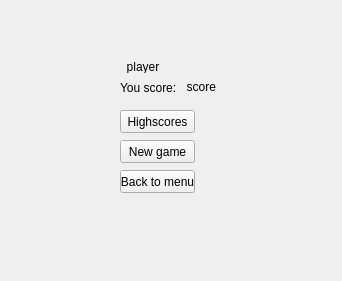
Qt form code/wgt_pages/page_score.ui (fostfox/snake_game) before a commit.
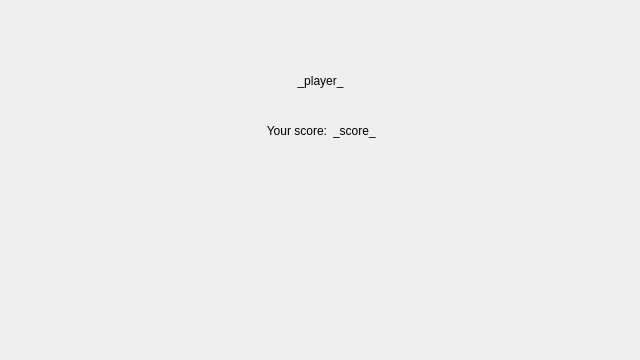
The same form after that commit.

```diff
--- a/code/wgt_pages/page_score.ui
+++ b/code/wgt_pages/page_score.ui
@@ -6,91 +6,321 @@
    <rect>
     <x>0</x>
     <y>0</y>
-    <width>342</width>
-    <height>281</height>
+    <width>640</width>
+    <height>360</height>
    </rect>
   </property>
   <property name="windowTitle">
    <string>Form</string>
   </property>
-  <widget class="QPushButton" name="button_newGame">
-   <property name="geometry">
-    <rect>
-     <x>120</x>
-     <y>140</y>
-     <width>75</width>
-     <height>23</height>
-    </rect>
-   </property>
-   <property name="text">
-    <string>New game</string>
-   </property>
-  </widget>
-  <widget class="QLabel" name="label">
-   <property name="geometry">
-    <rect>
-     <x>120</x>
-     <y>80</y>
-     <width>61</width>
-     <height>16</height>
-    </rect>
-   </property>
-   <property name="text">
-    <string>You score:</string>
-   </property>
-  </widget>
-  <widget class="QPushButton" name="button_backMenu">
-   <property name="geometry">
-    <rect>
-     <x>120</x>
-     <y>170</y>
-     <width>75</width>
-     <height>23</height>
-    </rect>
-   </property>
-   <property name="text">
-    <string>Back to menu</string>
-   </property>
-  </widget>
-  <widget class="QPushButton" name="button_highscores">
-   <property name="geometry">
-    <rect>
-     <x>120</x>
-     <y>110</y>
-     <width>75</width>
-     <height>23</height>
-    </rect>
-   </property>
-   <property name="text">
-    <string>Highscores</string>
-   </property>
-  </widget>
-  <widget class="QLabel" name="label_score">
-   <property name="geometry">
-    <rect>
-     <x>180</x>
-     <y>80</y>
-     <width>47</width>
-     <height>13</height>
-    </rect>
-   </property>
-   <property name="text">
-    <string>_score_</string>
-   </property>
-  </widget>
-  <widget class="QLabel" name="label_player">
-   <property name="geometry">
-    <rect>
-     <x>120</x>
-     <y>60</y>
-     <width>47</width>
-     <height>13</height>
-    </rect>
-   </property>
-   <property name="text">
-    <string>_player_</string>
-   </property>
-  </widget>
+  <layout class="QGridLayout" name="gridLayout" rowstretch="1,5,1" columnstretch="1,2,1">
+   <item row="0" column="1">
+    <spacer name="verticalSpacer">
+     <property name="orientation">
+      <enum>Qt::Vertical</enum>
+     </property>
+     <property name="sizeHint" stdset="0">
+      <size>
+       <width>20</width>
+       <height>44</height>
+      </size>
+     </property>
+    </spacer>
+   </item>
+   <item row="1" column="0">
+    <spacer name="horizontalSpacer_10">
+     <property name="orientation">
+      <enum>Qt::Horizontal</enum>
+     </property>
+     <property name="sizeHint" stdset="0">
+      <size>
+       <width>150</width>
+       <height>20</height>
+      </size>
+     </property>
+    </spacer>
+   </item>
+   <item row="1" column="1">
+    <layout class="QVBoxLayout" name="verticalLayout">
+     <item>
+      <layout class="QHBoxLayout" name="horizontalLayout_2" stretch="2,1,2">
+       <item>
+        <spacer name="horizontalSpacer_2">
+         <property name="orientation">
+          <enum>Qt::Horizontal</enum>
+         </property>
+         <property name="sizeHint" stdset="0">
+          <size>
+           <width>40</width>
+           <height>20</height>
+          </size>
+         </property>
+        </spacer>
+       </item>
+       <item>
+        <widget class="QLabel" name="label_player">
+         <property name="minimumSize">
+          <size>
+           <width>0</width>
+           <height>0</height>
+          </size>
+         </property>
+         <property name="text">
+          <string>_player_</string>
+         </property>
+         <property name="alignment">
+          <set>Qt::AlignCenter</set>
+         </property>
+        </widget>
+       </item>
+       <item>
+        <spacer name="horizontalSpacer">
+         <property name="orientation">
+          <enum>Qt::Horizontal</enum>
+         </property>
+         <property name="sizeHint" stdset="0">
+          <size>
+           <width>40</width>
+           <height>20</height>
+          </size>
+         </property>
+        </spacer>
+       </item>
+      </layout>
+     </item>
+     <item>
+      <layout class="QHBoxLayout" name="horizontalLayout" stretch="6,0,6">
+       <item>
+        <spacer name="horizontalSpacer_11">
+         <property name="orientation">
+          <enum>Qt::Horizontal</enum>
+         </property>
+         <property name="sizeHint" stdset="0">
+          <size>
+           <width>40</width>
+           <height>20</height>
+          </size>
+         </property>
+        </spacer>
+       </item>
+       <item>
+        <layout class="QHBoxLayout" name="horizontalLayout_6">
+         <item>
+          <widget class="QLabel" name="label">
+           <property name="minimumSize">
+            <size>
+             <width>0</width>
+             <height>0</height>
+            </size>
+           </property>
+           <property name="maximumSize">
+            <size>
+             <width>16777215</width>
+             <height>16777215</height>
+            </size>
+           </property>
+           <property name="text">
+            <string>Your score:</string>
+           </property>
+           <property name="alignment">
+            <set>Qt::AlignRight|Qt::AlignTrailing|Qt::AlignVCenter</set>
+           </property>
+          </widget>
+         </item>
+         <item>
+          <widget class="QLabel" name="label_score">
+           <property name="minimumSize">
+            <size>
+             <width>0</width>
+             <height>0</height>
+            </size>
+           </property>
+           <property name="maximumSize">
+            <size>
+             <width>60</width>
+             <height>16777215</height>
+            </size>
+           </property>
+           <property name="text">
+            <string>_score_</string>
+           </property>
+          </widget>
+         </item>
+        </layout>
+       </item>
+       <item>
+        <spacer name="horizontalSpacer_12">
+         <property name="orientation">
+          <enum>Qt::Horizontal</enum>
+         </property>
+         <property name="sizeHint" stdset="0">
+          <size>
+           <width>40</width>
+           <height>20</height>
+          </size>
+         </property>
+        </spacer>
+       </item>
+      </layout>
+     </item>
+     <item>
+      <layout class="QHBoxLayout" name="horizontalLayout_3" stretch="1,2,1">
+       <item>
+        <spacer name="horizontalSpacer_3">
+         <property name="orientation">
+          <enum>Qt::Horizontal</enum>
+         </property>
+         <property name="sizeHint" stdset="0">
+          <size>
+           <width>40</width>
+           <height>20</height>
+          </size>
+         </property>
+        </spacer>
+       </item>
+       <item>
+        <widget class="QPushButton" name="button_highscores">
+         <property name="sizePolicy">
+          <sizepolicy hsizetype="Minimum" vsizetype="Minimum">
+           <horstretch>0</horstretch>
+           <verstretch>0</verstretch>
+          </sizepolicy>
+         </property>
+         <property name="flat">
+          <bool>true</bool>
+         </property>
+        </widget>
+       </item>
+       <item>
+        <spacer name="horizontalSpacer_4">
+         <property name="orientation">
+          <enum>Qt::Horizontal</enum>
+         </property>
+         <property name="sizeHint" stdset="0">
+          <size>
+           <width>40</width>
+           <height>20</height>
+          </size>
+         </property>
+        </spacer>
+       </item>
+      </layout>
+     </item>
+     <item>
+      <layout class="QHBoxLayout" name="horizontalLayout_4" stretch="1,2,1">
+       <item>
+        <spacer name="horizontalSpacer_5">
+         <property name="orientation">
+          <enum>Qt::Horizontal</enum>
+         </property>
+         <property name="sizeHint" stdset="0">
+          <size>
+           <width>40</width>
+           <height>20</height>
+          </size>
+         </property>
+        </spacer>
+       </item>
+       <item>
+        <widget class="QPushButton" name="button_newGame">
+         <property name="sizePolicy">
+          <sizepolicy hsizetype="Minimum" vsizetype="Minimum">
+           <horstretch>0</horstretch>
+           <verstretch>0</verstretch>
+          </sizepolicy>
+         </property>
+         <property name="flat">
+          <bool>true</bool>
+         </property>
+        </widget>
+       </item>
+       <item>
+        <spacer name="horizontalSpacer_6">
+         <property name="orientation">
+          <enum>Qt::Horizontal</enum>
+         </property>
+         <property name="sizeHint" stdset="0">
+          <size>
+           <width>40</width>
+           <height>20</height>
+          </size>
+         </property>
+        </spacer>
+       </item>
+      </layout>
+     </item>
+     <item>
+      <layout class="QHBoxLayout" name="horizontalLayout_5" stretch="1,2,1">
+       <item>
+        <spacer name="horizontalSpacer_7">
+         <property name="orientation">
+          <enum>Qt::Horizontal</enum>
+         </property>
+         <property name="sizeHint" stdset="0">
+          <size>
+           <width>40</width>
+           <height>20</height>
+          </size>
+         </property>
+        </spacer>
+       </item>
+       <item>
+        <widget class="QPushButton" name="button_backMenu">
+         <property name="sizePolicy">
+          <sizepolicy hsizetype="Minimum" vsizetype="Minimum">
+           <horstretch>0</horstretch>
+           <verstretch>0</verstretch>
+          </sizepolicy>
+         </property>
+         <property name="flat">
+          <bool>true</bool>
+         </property>
+        </widget>
+       </item>
+       <item>
+        <spacer name="horizontalSpacer_8">
+         <property name="orientation">
+          <enum>Qt::Horizontal</enum>
+         </property>
+         <property name="sizeHint" stdset="0">
+          <size>
+           <width>40</width>
+           <height>20</height>
+          </size>
+         </property>
+        </spacer>
+       </item>
+      </layout>
+     </item>
+    </layout>
+   </item>
+   <item row="1" column="2">
+    <spacer name="horizontalSpacer_9">
+     <property name="orientation">
+      <enum>Qt::Horizontal</enum>
+     </property>
+     <property name="sizeHint" stdset="0">
+      <size>
+       <width>149</width>
+       <height>20</height>
+      </size>
+     </property>
+    </spacer>
+   </item>
+   <item row="2" column="1">
+    <spacer name="verticalSpacer_2">
+     <property name="orientation">
+      <enum>Qt::Vertical</enum>
+     </property>
+     <property name="sizeHint" stdset="0">
+      <size>
+       <width>20</width>
+       <height>44</height>
+      </size>
+     </property>
+    </spacer>
+   </item>
+  </layout>
  </widget>
  <resources/>
  <connections/>
```
